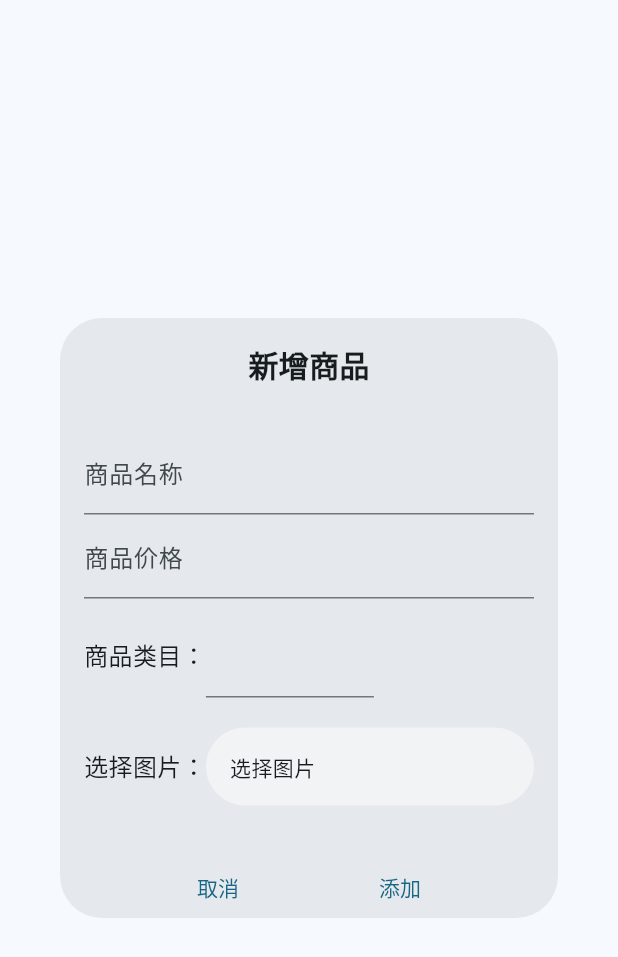
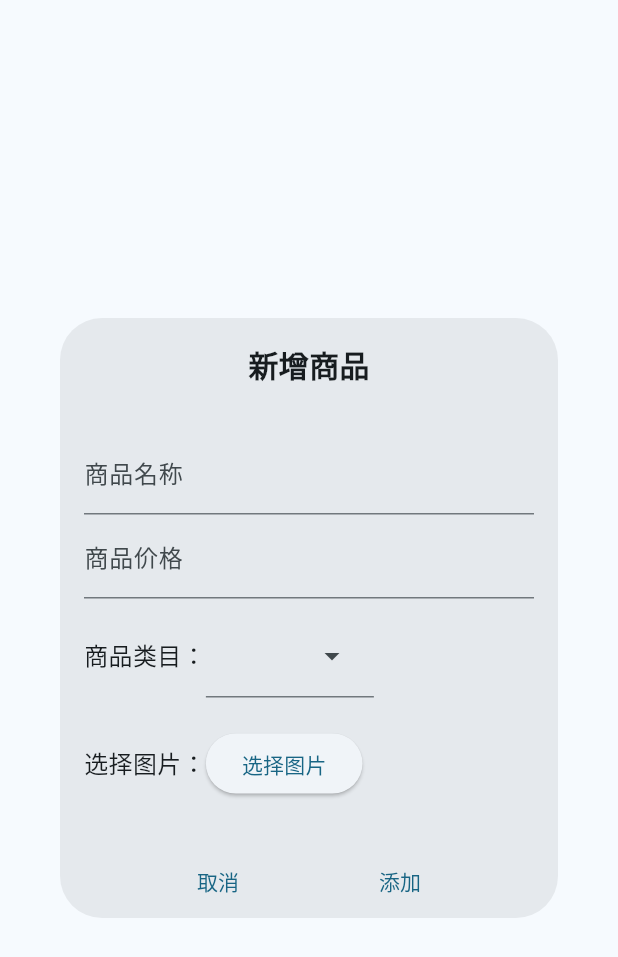
Before and after one commit to hanlei153/membership_system, a Flutter app: the _AddCommodityDialog widget shown alone on an empty page, opened directly with empty values, on a phone screen of 412 x 824 dp. Shown: the top 957 px of the screen. Run offline on Flutter 3.47's test engine with Material 3 defaults, Android fonts, the phone set to English and light mode, and no system bars; our stand-ins replace file_picker, logger, sqflite, sqflite_common_ffi; missing offline and left inert: contextmenu, excel, window_size; accounts and stored records are empty.

Commit message:
静态组件添加const

```diff
--- a/lib/main.dart
+++ b/lib/main.dart
@@ -1,5 +1,4 @@
 import 'dart:io';
-import 'dart:async';
 import 'package:window_size/window_size.dart';
 import 'package:flutter/material.dart';
 import 'package:sqflite_common_ffi/sqflite_ffi.dart';
@@ -13,7 +12,7 @@ void main() {
   // 检查当前平台是否为桌面平台
   if (Platform.isWindows || Platform.isLinux || Platform.isMacOS) {
     // 设置窗口大小和位置
-    setWindowFrame(Rect.fromLTWH(0, 0, 1200, 700));
+    setWindowFrame(const Rect.fromLTWH(0, 0, 1300, 750));
   }
   runApp(MyApp());
 }
@@ -27,7 +26,6 @@ class MyApp extends StatelessWidget {
         useMaterial3: true,
         colorScheme: ColorScheme.fromSeed(
           seedColor: const Color.fromARGB(179, 58, 199, 255),
-          // ···
           brightness: Brightness.light,
         ),
         textTheme: const TextTheme(
--- a/lib/pages/Login.dart
+++ b/lib/pages/Login.dart
@@ -43,7 +43,7 @@ class _LoginPageState extends State<LoginPage> {
                   )),
         );
       } else {
-        logger.d('用户名或密码错误！');
+        logger.e('用户名或密码错误！');
         // 登录失败，显示错误提示
         ScaffoldMessenger.of(context).showSnackBar(
           const SnackBar(content: Text('用户名或密码错误')),
--- a/lib/pages/commodityManage/ExpansionPanelListCategory.dart
+++ b/lib/pages/commodityManage/ExpansionPanelListCategory.dart
@@ -308,7 +308,7 @@ class _ExpansionPanelListCategoryState
                               SnackBar(
                                 content: Text(
                                     '当前 ${commodityCategorys.name} 类目下还有商品未删除，请先删除商品。'),
-                                duration: Duration(seconds: 2),
+                                duration: const Duration(seconds: 2),
                               ),
                             );
                           }
--- a/lib/pages/commodityManage/commodityManagePage.dart
+++ b/lib/pages/commodityManage/commodityManagePage.dart
@@ -1,6 +1,5 @@
 import 'dart:io';
 import 'package:flutter/material.dart';
-import 'package:flutter/services.dart';
 import 'package:file_picker/file_picker.dart';
 
 import '../../common/sqflite/databaseHelper.dart';
@@ -282,8 +281,6 @@ class _AddCommodityDialogState extends State<_AddCommodityDialog> {
               ),
               DropdownMenu<String>(
                 menuHeight: 200,
-                leadingIcon: Icon(null),
-                trailingIcon: Icon(null),
                 inputDecorationTheme: const InputDecorationTheme(
                   filled: false,
                   iconColor: Colors.transparent,
@@ -321,33 +318,16 @@ class _AddCommodityDialogState extends State<_AddCommodityDialog> {
                   fontSize: 16.0, // 设置字体大小
                 ),
               ),
-              Expanded(
-                child: selectedImageFile != null
-                    ? GestureDetector(
-                        onTap: () {
-                          _selectImageFile();
-                        },
-                        child: Text(
+              ElevatedButton(
+                  onPressed: _selectImageFile,
+                  child: selectedImageFile != null
+                      ? Text(
                           selectedImageFile.toString(),
                           overflow: TextOverflow.ellipsis,
                           style: const TextStyle(fontSize: 14),
                           maxLines: 1,
-                        ),
-                      )
-                    : GestureDetector(
-                        onTap: () {
-                          _selectImageFile();
-                        },
-                        child: Container(
-                          padding: EdgeInsets.all(16),
-                          decoration: BoxDecoration(
-                            color: const Color.fromARGB(146, 250, 250, 250),
-                            borderRadius: BorderRadius.circular(30),
-                          ),
-                          child: const Text('选择图片'),
-                        ),
-                      ),
-              ),
+                        )
+                      : const Text('选择图片')),
             ],
           ),
           const SizedBox(
@@ -434,7 +414,7 @@ class _AddCommodityDialogState extends State<_AddCommodityDialog> {
       ScaffoldMessenger.of(context).showSnackBar(
         SnackBar(
           content: Text('$e'),
-          duration: Duration(seconds: 5),
+          duration: const Duration(seconds: 5),
         ),
       );
     }
```
Also changed, not shown: lib/pages/dataDisplay/dataDisplay.dart (+8 -9 lines), lib/pages/home/homePage.dart (+6 -6 lines), lib/pages/mainframePage.dart (+16 -17 lines), lib/pages/membersManage/memberListPage.dart (+17 -15 lines).
